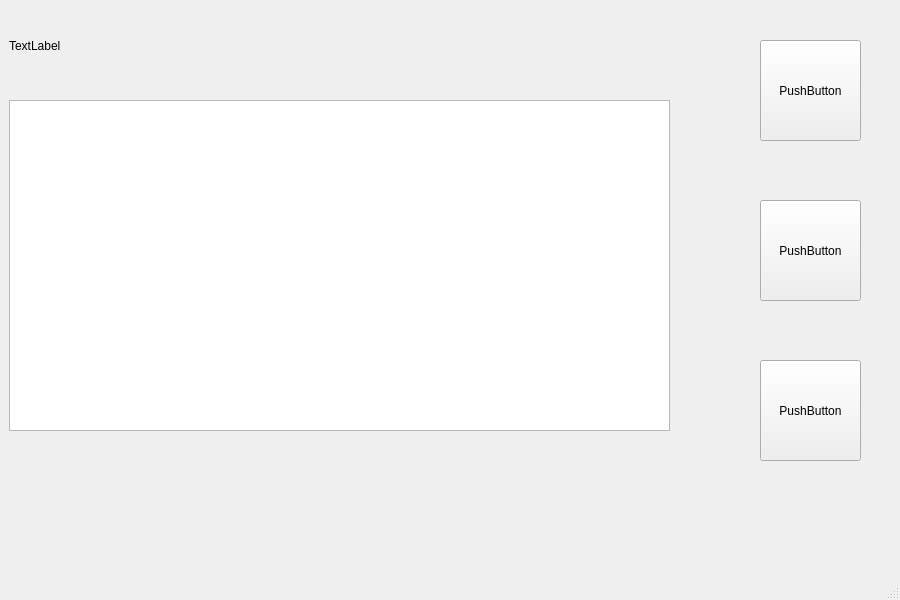
This is design.ui in NickBogat/appNote as Qt 5 draws it before an edit. The edited form follows.
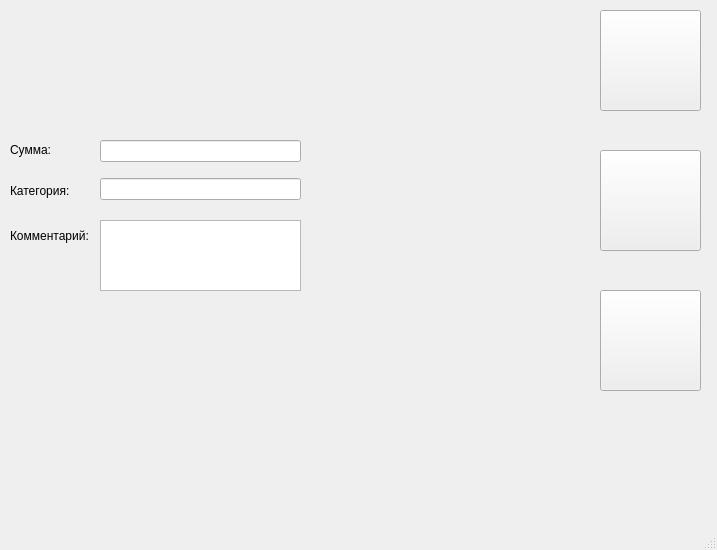
This is the edited form.

Diff of the .ui file:
```diff
--- a/design.ui
+++ b/design.ui
@@ -6,8 +6,8 @@
    <rect>
     <x>0</x>
     <y>0</y>
-    <width>900</width>
-    <height>600</height>
+    <width>717</width>
+    <height>550</height>
    </rect>
   </property>
   <property name="windowTitle">
@@ -20,65 +20,146 @@
    <widget class="QLabel" name="label">
     <property name="geometry">
      <rect>
-      <x>9</x>
+      <x>0</x>
       <y>0</y>
-      <width>661</width>
+      <width>521</width>
       <height>91</height>
      </rect>
     </property>
     <property name="text">
-     <string>TextLabel</string>
+     <string/>
     </property>
    </widget>
    <widget class="QPushButton" name="pushButton">
     <property name="geometry">
      <rect>
-      <x>760</x>
-      <y>40</y>
+      <x>600</x>
+      <y>10</y>
       <width>101</width>
       <height>101</height>
      </rect>
     </property>
+    <property name="autoFillBackground">
+     <bool>false</bool>
+    </property>
     <property name="text">
-     <string>PushButton</string>
+     <string/>
     </property>
+    <property name="iconSize">
+     <size>
+      <width>101</width>
+      <height>101</height>
+     </size>
+    </property>
    </widget>
    <widget class="QPushButton" name="pushButton_2">
     <property name="geometry">
      <rect>
-      <x>760</x>
-      <y>200</y>
+      <x>600</x>
+      <y>150</y>
       <width>101</width>
       <height>101</height>
      </rect>
     </property>
     <property name="text">
-     <string>PushButton</string>
+     <string/>
     </property>
+    <property name="iconSize">
+     <size>
+      <width>101</width>
+      <height>101</height>
+     </size>
+    </property>
    </widget>
    <widget class="QPushButton" name="pushButton_3">
     <property name="geometry">
      <rect>
-      <x>760</x>
-      <y>360</y>
+      <x>600</x>
+      <y>290</y>
       <width>101</width>
       <height>101</height>
      </rect>
     </property>
     <property name="text">
-     <string>PushButton</string>
+     <string/>
     </property>
+    <property name="iconSize">
+     <size>
+      <width>101</width>
+      <height>101</height>
+     </size>
+    </property>
    </widget>
-   <widget class="QTableWidget" name="tableWidget">
+   <widget class="QTextEdit" name="commentText">
     <property name="geometry">
      <rect>
-      <x>9</x>
-      <y>100</y>
-      <width>661</width>
-      <height>331</height>
+      <x>100</x>
+      <y>220</y>
+      <width>201</width>
+      <height>71</height>
      </rect>
     </property>
    </widget>
+   <widget class="QWidget" name="verticalLayoutWidget">
+    <property name="geometry">
+     <rect>
+      <x>100</x>
+      <y>130</y>
+      <width>201</width>
+      <height>80</height>
+     </rect>
+    </property>
+    <layout class="QVBoxLayout" name="verticalLayout">
+     <item>
+      <widget class="QLineEdit" name="amountLine"/>
+     </item>
+     <item>
+      <widget class="QLineEdit" name="categoryLine"/>
+     </item>
+    </layout>
+   </widget>
+   <widget class="QWidget" name="verticalLayoutWidget_2">
+    <property name="geometry">
+     <rect>
+      <x>10</x>
+      <y>130</y>
+      <width>61</width>
+      <height>80</height>
+     </rect>
+    </property>
+    <layout class="QVBoxLayout" name="verticalLayout_2" stretch="0,0">
+     <property name="spacing">
+      <number>1</number>
+     </property>
+     <item>
+      <widget class="QLabel" name="moneyLabel">
+       <property name="text">
+        <string>Сумма:</string>
+       </property>
+      </widget>
+     </item>
+     <item>
+      <widget class="QLabel" name="categoryLabel">
+       <property name="text">
+        <string>Категория:</string>
+       </property>
+      </widget>
+     </item>
+    </layout>
+   </widget>
+   <widget class="QLabel" name="commentLabel">
+    <property name="geometry">
+     <rect>
+      <x>10</x>
+      <y>210</y>
+      <width>81</width>
+      <height>51</height>
+     </rect>
+    </property>
+    <property name="text">
+     <string>Комментарий:</string>
+    </property>
+   </widget>
   </widget>
   <widget class="QMenuBar" name="menubar">
    <property name="geometry">
```
Left out of the diff: 10 changed lines with no effect on the pictures.
